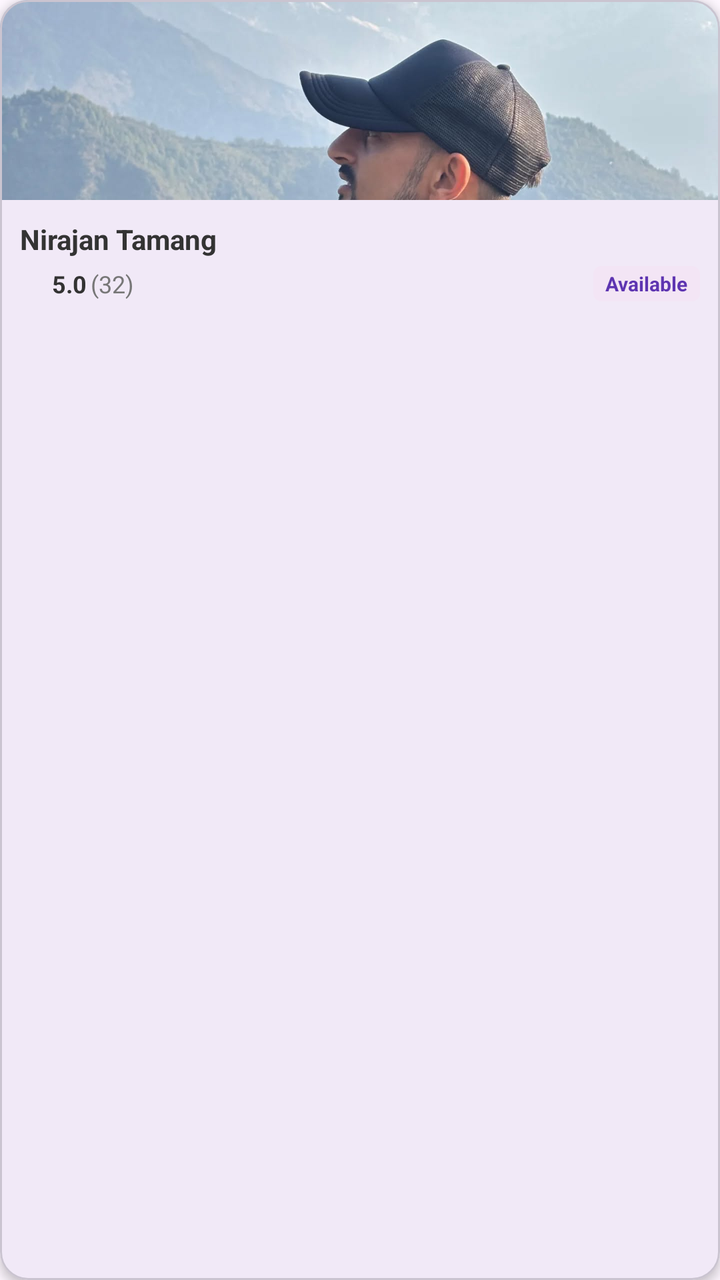
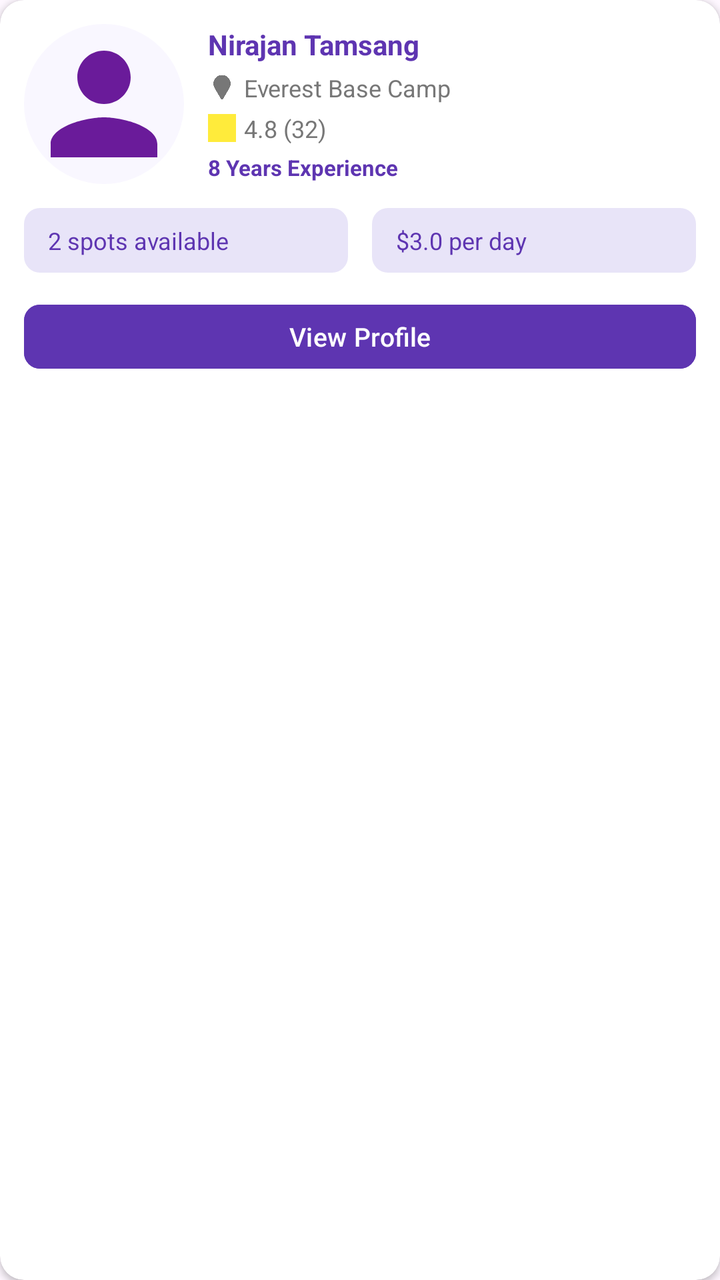

The first picture is an Android layout as it rendered before a commit; the second is the same layout after the commit. The layout source and the unified diff follow.
<!-- AndroidManifest.xml: application theme Theme.TrekMateNepal -->
<!-- res/layout/item_partner.xml -->
<?xml version="1.0" encoding="utf-8"?>
<com.google.android.material.card.MaterialCardView xmlns:android="http://schemas.android.com/apk/res/android"
    xmlns:app="http://schemas.android.com/apk/res-auto"
    android:layout_width="180dp"
    android:layout_height="wrap_content"
    android:layout_marginEnd="16dp"
    android:layout_marginBottom="8dp"
    app:cardCornerRadius="14dp"
    app:cardElevation="3dp">

    <LinearLayout
        android:layout_width="match_parent"
        android:layout_height="wrap_content"
        android:orientation="vertical">

        <ImageView
            android:id="@+id/imgPartner"
            android:layout_width="match_parent"
            android:layout_height="100dp"
            android:scaleType="centerCrop"
            android:src="@drawable/partner1" />

        <LinearLayout
            android:layout_width="match_parent"
            android:layout_height="wrap_content"
            android:orientation="vertical"
            android:padding="10dp">

            <TextView
                android:id="@+id/txtPartnerName"
                android:layout_width="wrap_content"
                android:layout_height="wrap_content"
                android:text="Nirajan Tamang"
                android:textColor="#333333"
                android:textSize="14sp"
                android:textStyle="bold" />

            <LinearLayout
                android:layout_width="match_parent"
                android:layout_height="wrap_content"
                android:layout_marginTop="4dp"
                android:gravity="center_vertical"
                android:orientation="horizontal">

                <ImageView
                    android:layout_width="14dp"
                    android:layout_height="14dp"
                    android:src="@drawable/ic_star"
                    app:tint="#FFC107" />

                <TextView
                    android:id="@+id/txtPartnerRating"
                    android:layout_width="wrap_content"
                    android:layout_height="wrap_content"
                    android:layout_marginStart="2dp"
                    android:text="5.0"
                    android:textColor="#333333"
                    android:textSize="12sp"
                    android:textStyle="bold" />

                <TextView
                    android:id="@+id/txtPartnerReviews"
                    android:layout_width="wrap_content"
                    android:layout_height="wrap_content"
                    android:layout_marginStart="2dp"
                    android:text="(32)"
                    android:textColor="#777777"
                    android:textSize="12sp" />

                <View
                    android:layout_width="0dp"
                    android:layout_height="0dp"
                    android:layout_weight="1" />

                <TextView
                    android:id="@+id/txtStatus"
                    android:layout_width="wrap_content"
                    android:layout_height="wrap_content"
                    android:background="@drawable/bg_available_tag"
                    android:paddingHorizontal="6dp"
                    android:paddingVertical="2dp"
                    android:text="Available"
                    android:textColor="#5E35B1"
                    android:textSize="10sp"
                    android:textStyle="bold" />

            </LinearLayout>

        </LinearLayout>

    </LinearLayout>

</com.google.android.material.card.MaterialCardView>
<!-- resources referenced by this layout -->
<resources>
  <!-- drawable bg_available_tag (drawable) -->
  <?xml version="1.0" encoding="utf-8"?>
  <shape xmlns:android="http://schemas.android.com/apk/res/android">
      <solid android:color="#F3E5F5" />
      <corners android:radius="4dp" />
  </shape>
  <!-- drawable ic_star (drawable) -->
  <?xml version="1.0" encoding="utf-8"?>
  <selector xmlns:android="http://schemas.android.com/apk/res/android">
  
  </selector>
  <!-- drawable partner1: jpg bitmap (drawable, 114623 bytes) -->
  <style name="Theme.TrekMateNepal" parent="Base.Theme.TrekMateNepal" />
  <style name="Base.Theme.TrekMateNepal" parent="Theme.Material3.DayNight.NoActionBar">
          
          
      </style>
</resources>

<!-- the commit's change to res/layout/item_partner.xml (unified diff, before → after) -->
@@ -1,93 +1,217 @@
 <?xml version="1.0" encoding="utf-8"?>
-<com.google.android.material.card.MaterialCardView xmlns:android="http://schemas.android.com/apk/res/android"
+<androidx.cardview.widget.CardView xmlns:android="http://schemas.android.com/apk/res/android"
     xmlns:app="http://schemas.android.com/apk/res-auto"
-    android:layout_width="180dp"
+    android:layout_width="match_parent"
     android:layout_height="wrap_content"
-    android:layout_marginEnd="16dp"
-    android:layout_marginBottom="8dp"
-    app:cardCornerRadius="14dp"
-    app:cardElevation="3dp">
+    android:layout_marginBottom="12dp"
+    app:cardCornerRadius="12dp"
+    app:cardElevation="2dp"
+    app:cardBackgroundColor="@color/white">
 
     <LinearLayout
         android:layout_width="match_parent"
         android:layout_height="wrap_content"
-        android:orientation="vertical">
-
-        <ImageView
-            android:id="@+id/imgPartner"
-            android:layout_width="match_parent"
-            android:layout_height="100dp"
-            android:scaleType="centerCrop"
-            android:src="@drawable/partner1" />
-
+        android:orientation="vertical"
+        android:padding="12dp">
+
+        
         <LinearLayout
             android:layout_width="match_parent"
             android:layout_height="wrap_content"
-            android:orientation="vertical"
-            android:padding="10dp">
-
-            <TextView
-                android:id="@+id/txtPartnerName"
-                android:layout_width="wrap_content"
+            android:orientation="horizontal"
+            android:gravity="center_vertical">
+
+            
+            <ImageView
+                android:id="@+id/ivPartnerImage"
+                android:layout_width="80dp"
+                android:layout_height="80dp"
+                android:scaleType="centerCrop"
+                android:src="@drawable/ic_person"
+                android:background="@drawable/bg_circle_blue"
+                android:backgroundTint="@color/light_background" />
+
+            
+            <LinearLayout
+                android:layout_width="0dp"
                 android:layout_height="wrap_content"
-                android:text="Nirajan Tamang"
-                android:textColor="#333333"
-                android:textSize="14sp"
-                android:textStyle="bold" />
-
+                android:layout_weight="1"
+                android:layout_marginStart="12dp"
+                android:layout_marginEnd="12dp"
+                android:orientation="vertical">
+
+                
+                <LinearLayout
+                    android:layout_width="match_parent"
+                    android:layout_height="wrap_content"
+                    android:orientation="horizontal"
+                    android:gravity="center_vertical">
+
+                    <TextView
+                        android:id="@+id/tvPartnerName"
+                        android:layout_width="0dp"
+                        android:layout_height="wrap_content"
+                        android:layout_weight="1"
+                        android:text="Nirajan Tamsang"
+                        android:textColor="@color/purple_primary"
+                        android:textSize="14sp"
+                        android:textStyle="bold" />
+
+                    <ImageView
+                        android:id="@+id/ivVerified"
+                        android:layout_width="18dp"
+                        android:layout_height="18dp"
+                        android:scaleType="centerInside"
+                        android:src="@drawable/ic_check_circle"
+                        android:tint="@color/purple_primary"
+                        android:visibility="gone" />
+
+                </LinearLayout>
+
+                
+                <LinearLayout
+                    android:layout_width="match_parent"
+                    android:layout_height="wrap_content"
+                    android:layout_marginTop="4dp"
+                    android:orientation="horizontal"
+                    android:gravity="center_vertical">
+
+                    <ImageView
+                        android:layout_width="14dp"
+                        android:layout_height="14dp"
+                        android:scaleType="centerInside"
+                        android:src="@drawable/ic_location"
+                        android:tint="@color/secondary_gray" />
+
+                    <TextView
+                        android:id="@+id/tvLocation"
+                        android:layout_width="wrap_content"
+                        android:layout_height="wrap_content"
+                        android:layout_marginStart="4dp"
+                        android:text="Everest Base Camp"
+                        android:textColor="@color/secondary_gray"
+                        android:textSize="12sp" />
+
+                </LinearLayout>
+
+                
+                <LinearLayout
+                    android:layout_width="match_parent"
+                    android:layout_height="wrap_content"
+                    android:layout_marginTop="4dp"
+                    android:orientation="horizontal"
+                    android:gravity="center_vertical">
+
+                    <ImageView
+                        android:layout_width="14dp"
+                        android:layout_height="14dp"
+                        android:scaleType="centerInside"
+                        android:src="@drawable/ic_star"
+                        android:tint="@color/yellow" />
+
+                    <TextView
+                        android:id="@+id/tvRating"
+                        android:layout_width="wrap_content"
+                        android:layout_height="wrap_content"
+                        android:layout_marginStart="4dp"
+                        android:text="4.8 (32)"
+                        android:textColor="@color/secondary_gray"
+                        android:textSize="12sp" />
+
+                </LinearLayout>
+
+                
+                <TextView
+                    android:id="@+id/tvExperience"
+                    android:layout_width="wrap_content"
+                    android:layout_height="wrap_content"
+                    android:layout_marginTop="4dp"
+                    android:text="8 Years Experience"
+                    android:textColor="@color/purple_primary"
+                    android:textSize="11sp"
+                    android:textStyle="bold" />
+
+            </LinearLayout>
+
+            
+            <ImageView
+                android:id="@+id/ivFavourite"
+                android:layout_width="32dp"
+                android:layout_height="32dp"
+                android:scaleType="centerInside"
+                android:src="@drawable/ic_favorite"
+                android:tint="@color/light_background"
+                android:padding="6dp"
+                android:background="?attr/selectableItemBackgroundBorderless"
+                android:clickable="true"
+                android:focusable="true" />
+
+        </LinearLayout>
+
+        
+        <LinearLayout
+            android:layout_width="match_parent"
+            android:layout_height="wrap_content"
+            android:layout_marginTop="12dp"
+            android:orientation="horizontal"
+            android:weightSum="2">
+
+            
             <LinearLayout
-                android:layout_width="match_parent"
+                android:layout_width="0dp"
                 android:layout_height="wrap_content"
-                android:layout_marginTop="4dp"
-                android:gravity="center_vertical"
-                android:orientation="horizontal">
-
-                <ImageView
-                    android:layout_width="14dp"
-                    android:layout_height="14dp"
-                    android:src="@drawable/ic_star"
-                    app:tint="#FFC107" />
+                android:layout_weight="1"
+                android:layout_marginEnd="6dp"
+                android:background="@drawable/bg_badge"
+                android:paddingStart="12dp"
+                android:paddingEnd="12dp"
+                android:paddingTop="8dp"
+                android:paddingBottom="8dp">
 
                 <TextView
-                    android:id="@+id/txtPartnerRating"
                     android:layout_width="wrap_content"
                     android:layout_height="wrap_content"
-                    android:layout_marginStart="2dp"
-                    android:text="5.0"
-                    android:textColor="#333333"
-                    android:textSize="12sp"
-                    android:textStyle="bold" />
+                    android:text="2 spots available"
+                    android:textColor="@color/purple_primary"
+                    android:textSize="12sp" />
+
+            </LinearLayout>
+
+            
+            <LinearLayout
+                android:layout_width="0dp"
+                android:layout_height="wrap_content"
+                android:layout_weight="1"
+                android:layout_marginStart="6dp"
+                android:background="@drawable/bg_badge"
+                android:paddingStart="12dp"
+                android:paddingEnd="12dp"
+                android:paddingTop="8dp"
+                android:paddingBottom="8dp">
 
                 <TextView
-                    android:id="@+id/txtPartnerReviews"
                     android:layout_width="wrap_content"
                     android:layout_height="wrap_content"
-                    android:layout_marginStart="2dp"
-                    android:text="(32)"
-                    android:textColor="#777777"
+                    android:text="$3.0 per day"
+                    android:textColor="@color/purple_primary"
                     android:textSize="12sp" />
 
-                <View
-                    android:layout_width="0dp"
-                    android:layout_height="0dp"
-                    android:layout_weight="1" />
-
-                <TextView
-                    android:id="@+id/txtStatus"
-                    android:layout_width="wrap_content"
-                    android:layout_height="wrap_content"
-                    android:background="@drawable/bg_available_tag"
-                    android:paddingHorizontal="6dp"
-                    android:paddingVertical="2dp"
-                    android:text="Available"
-                    android:textColor="#5E35B1"
-                    android:textSize="10sp"
-                    android:textStyle="bold" />
-
             </LinearLayout>
 
         </LinearLayout>
 
+        
+        <com.google.android.material.button.MaterialButton
+            android:id="@+id/btnViewProfile"
+            android:layout_width="match_parent"
+            android:layout_height="40dp"
+            android:layout_marginTop="12dp"
+            android:text="View Profile"
+            android:backgroundTint="@color/purple_primary"
+            android:textColor="@color/white"
+            android:textSize="13sp"
+            app:cornerRadius="8dp" />
+
     </LinearLayout>
 
-</com.google.android.material.card.MaterialCardView>
+</androidx.cardview.widget.CardView>
<!-- resource entries referenced after the edit -->
@@ -1,17 +1,69 @@
 <!-- resources referenced by this layout -->
 <resources>
-  <!-- drawable bg_available_tag (drawable) -->
+  <color name="light_background">#F9F7FF</color>
+  <color name="purple_primary">#5E35B1</color>
+  <color name="secondary_gray">#777777</color>
+  <color name="white">#FFFFFFFF</color>
+  <color name="yellow">#FFEB3B</color>
+  <!-- drawable bg_badge (drawable) -->
   <?xml version="1.0" encoding="utf-8"?>
   <shape xmlns:android="http://schemas.android.com/apk/res/android">
-      <solid android:color="#F3E5F5" />
-      <corners android:radius="4dp" />
+      <solid android:color="#E8E4F8" />
+      <corners android:radius="8dp" />
+      <padding
+          android:left="12dp"
+          android:top="8dp"
+          android:right="12dp"
+          android:bottom="8dp" />
   </shape>
-  <!-- drawable ic_star (drawable) -->
+  <!-- drawable bg_circle_blue (drawable) -->
+  <?xml version="1.0" encoding="utf-8"?>
+  <shape xmlns:android="http://schemas.android.com/apk/res/android"
+      android:shape="oval">
+      <solid android:color="#E8F0FE" />
+  </shape>
+  <!-- drawable ic_check_circle (drawable) -->
+  <?xml version="1.0" encoding="utf-8"?>
+  <vector xmlns:android="http://schemas.android.com/apk/res/android"
+      android:width="24dp"
+      android:height="24dp"
+      android:viewportWidth="24"
+      android:viewportHeight="24">
+      <path
+          android:fillColor="#4CAF50"
+          android:pathData="M12,2C6.48,2 2,6.48 2,12s4.48,10 10,10 10,-4.48 10,-10S17.52,2 12,2zM10,17l-5,-5 1.41,-1.41L10,14.17l7.59,-7.59L19,8l-9,9z"/>
+  </vector>
+  <!-- drawable ic_favorite (drawable) -->
   <?xml version="1.0" encoding="utf-8"?>
   <selector xmlns:android="http://schemas.android.com/apk/res/android">
   
   </selector>
-  <!-- drawable partner1: jpg bitmap (drawable, 114623 bytes) -->
+  <!-- drawable ic_location: png bitmap (drawable, 26015 bytes) -->
+  <!-- drawable ic_person (drawable) -->
+  <?xml version="1.0" encoding="utf-8"?>
+  <vector xmlns:android="http://schemas.android.com/apk/res/android"
+      android:width="24dp"
+      android:height="24dp"
+      android:viewportWidth="24"
+      android:viewportHeight="24">
+  
+      <path
+          android:fillColor="#6A1B9A"
+          android:pathData="M12,12
+          c2.21,0 4,-1.79 4,-4
+          s-1.79,-4 -4,-4
+          -4,1.79 -4,4
+          1.79,4 4,4z
+  
+          M12,14
+          c-2.67,0 -8,1.34 -8,4
+          v2
+          h16
+          v-2
+          c0,-2.66 -5.33,-4 -8,-4z" />
+  
+  </vector>
+  <!-- drawable ic_star: png bitmap (drawable, 15638 bytes) -->
   <style name="Theme.TrekMateNepal" parent="Base.Theme.TrekMateNepal" />
   <style name="Base.Theme.TrekMateNepal" parent="Theme.Material3.DayNight.NoActionBar">
           
